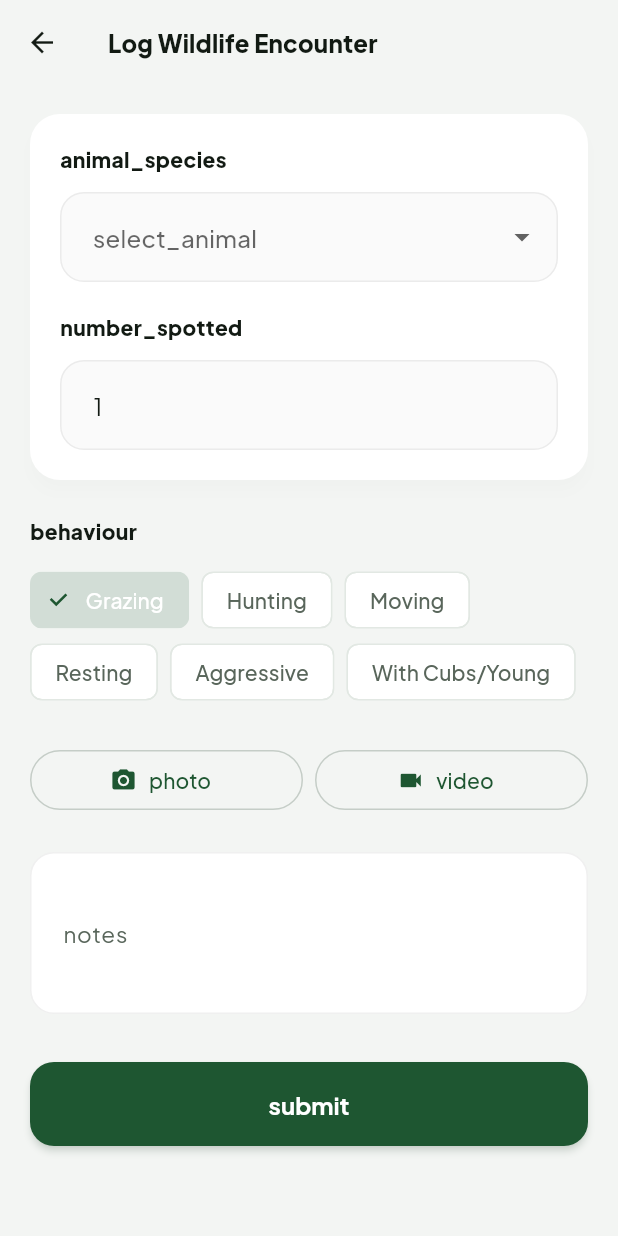
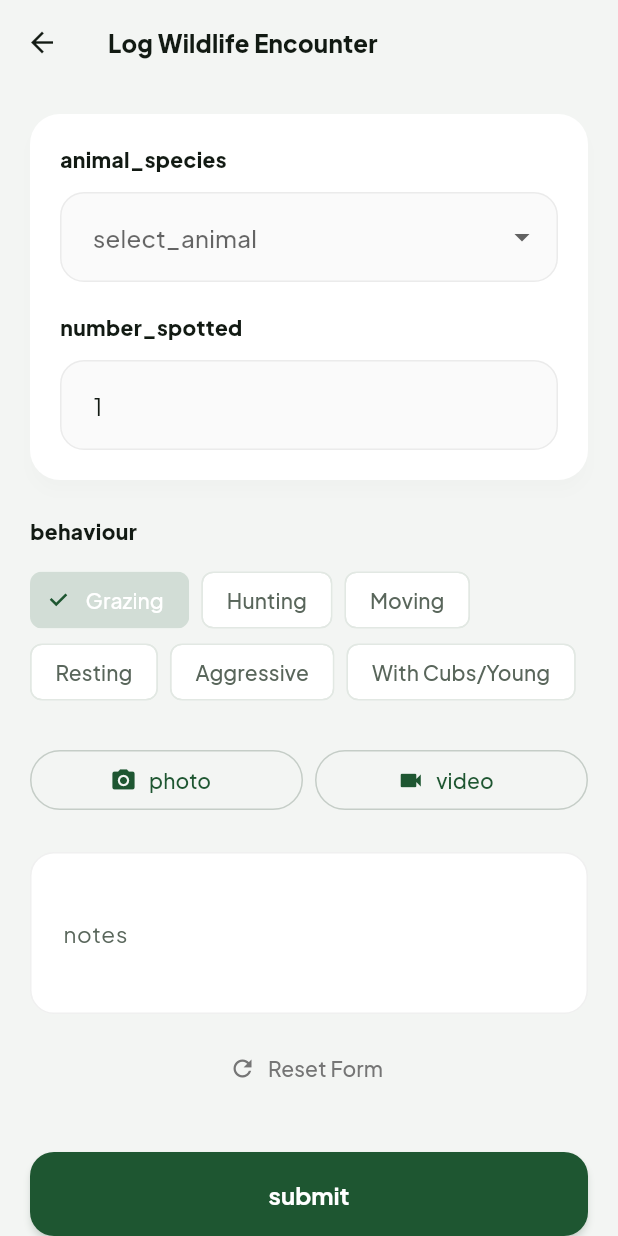
Before and after one commit to ismailofficiall/yala-safari-app, a Flutter app: the WildlifeLogScreen screen opened directly with empty values, on a phone screen of 412 x 824 dp. Run offline on Flutter 3.47's test engine with Material 3 defaults, Android fonts, the phone set to English and light mode, and no system bars; our stand-ins replace firebase_core, firebase_database, fl_chart, flutter_map, geolocator, google_fonts and 6 more; missing offline and left inert: flutter_map_cancellable_tile_provider; accounts and stored records are empty; project files that could hold a hidden picture were left out.

```diff
--- a/lib/features/wildlife/screens/wildlife_log_screen.dart
+++ b/lib/features/wildlife/screens/wildlife_log_screen.dart
@@ -146,6 +146,21 @@ class _WildlifeLogScreenState extends State<WildlifeLogScreen> {
             ),
             const SizedBox(height: 24),
             TextField(controller: _notesCtrl, maxLines: 3, decoration: InputDecoration(labelText: AppTranslations.t('notes') ?? "Notes", border: OutlineInputBorder(borderRadius: BorderRadius.circular(16)))),
+            const SizedBox(height: 12),
+            TextButton.icon(
+              onPressed: () {
+                setState(() {
+                  _selectedAnimal = null;
+                  _selectedBehaviour = 'Grazing';
+                  _pickedMedia = null;
+                  _notesCtrl.clear();
+                  _countCtrl.text = '1';
+                });
+              },
+              icon: const Icon(Icons.refresh),
+              label: const Text('Reset Form'),
+              style: TextButton.styleFrom(foregroundColor: Colors.grey[600]),
+            ),
             const SizedBox(height: 32),
             SizedBox(
               height: 56,
```
